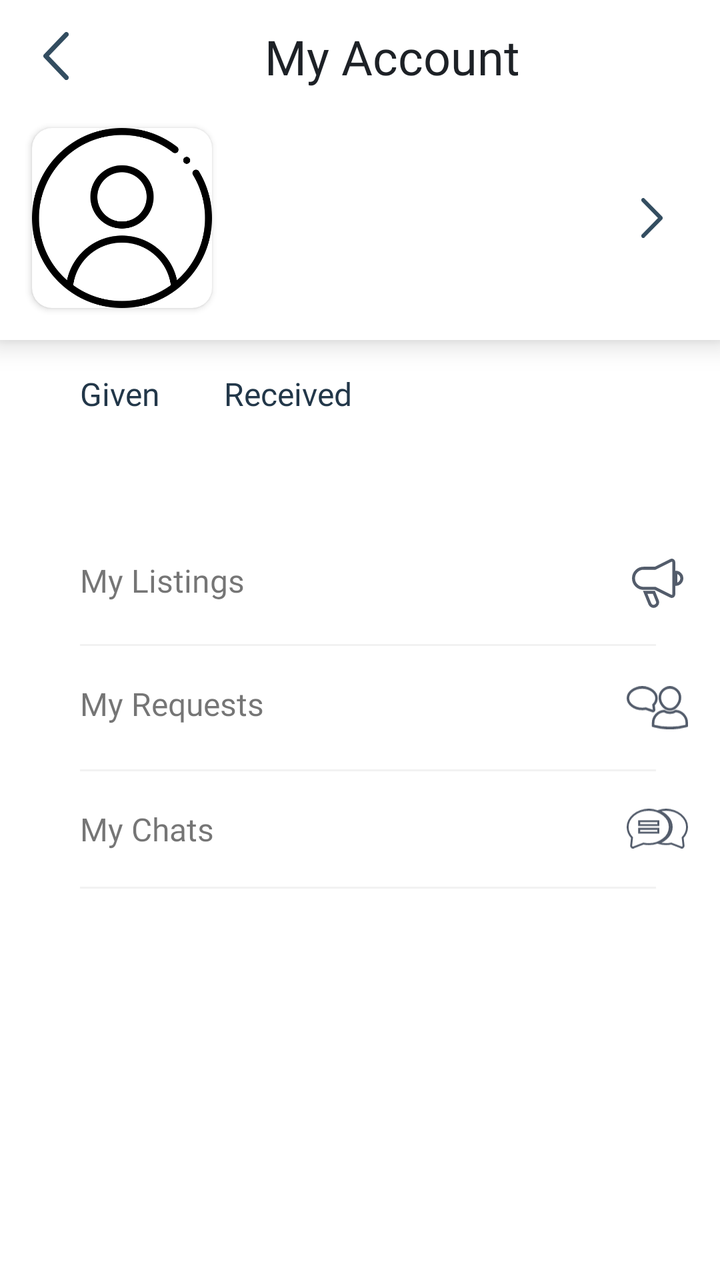
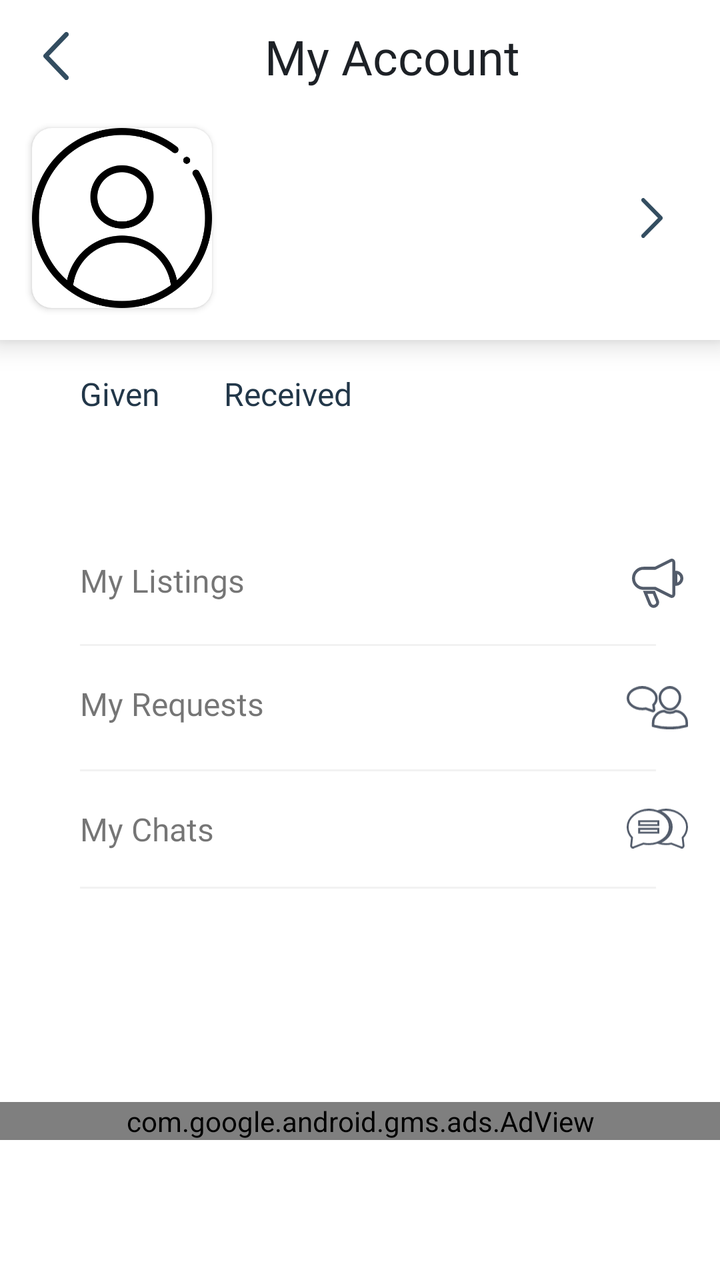

The first picture is an Android layout as it rendered before a commit; the second is the same layout after the commit. The layout source and the unified diff follow.
<!-- AndroidManifest.xml: application theme Theme.AbraaKaDabraa.App -->
<!-- res/layout/fragment_accounts.xml -->
<?xml version="1.0" encoding="utf-8"?>
<androidx.constraintlayout.widget.ConstraintLayout xmlns:android="http://schemas.android.com/apk/res/android"
    xmlns:app="http://schemas.android.com/apk/res-auto"
    xmlns:tools="http://schemas.android.com/tools"
    android:layout_width="match_parent"
    android:layout_height="match_parent"
    android:background="@color/white"
    tools:context=".activities.newflow.ui.accounts.AccountsFragment">


    <TextView
        android:id="@+id/textView83"
        android:layout_width="wrap_content"
        android:layout_height="wrap_content"
        android:layout_marginStart="40dp"
        android:layout_marginTop="16dp"
        android:fontFamily="@font/montserrat_bold"
        android:text="Given"
        android:textColor="#223749"
        android:textSize="16sp"
        app:layout_constraintEnd_toStartOf="@+id/textView84"
        app:layout_constraintStart_toStartOf="parent"
        app:layout_constraintTop_toBottomOf="@+id/constraintLayout4" />

    <TextView
        android:id="@+id/textView84"
        android:layout_width="0dp"
        android:layout_height="wrap_content"
        android:layout_marginStart="32dp"
        android:layout_marginEnd="24dp"
        android:fontFamily="@font/montserrat_bold"
        android:text="Received"
        android:textColor="#223749"
        android:textSize="16sp"
        app:layout_constraintEnd_toEndOf="parent"
        app:layout_constraintStart_toEndOf="@+id/textView83"
        app:layout_constraintTop_toTopOf="@+id/textView83" />

    <TextView
        android:id="@+id/giversCount"
        android:layout_width="wrap_content"
        android:layout_height="wrap_content"
        android:layout_marginTop="8dp"
        android:fontFamily="@font/montserrat_medium"
        android:text=""
        android:textSize="16sp"
        android:textColor="#223749"
        app:layout_constraintStart_toStartOf="@+id/textView83"
        app:layout_constraintTop_toBottomOf="@+id/textView83" />

    <TextView
        android:id="@+id/receiverCount"
        android:layout_width="0dp"
        android:layout_height="wrap_content"
        android:layout_marginStart="24dp"
        android:fontFamily="@font/montserrat_medium"
        android:text=""
        android:textSize="16sp"
        android:textColor="#223749"
        app:layout_constraintBottom_toBottomOf="@+id/giversCount"
        app:layout_constraintEnd_toEndOf="@+id/textView84"
        app:layout_constraintStart_toEndOf="@+id/giversCount"
        app:layout_constraintTop_toTopOf="@+id/giversCount" />

    <androidx.constraintlayout.widget.ConstraintLayout
        android:id="@+id/constraintLayout4"
        android:layout_width="match_parent"
        android:layout_height="wrap_content"
        android:background="@color/white"
        android:elevation="8dp"
        app:layout_constraintEnd_toEndOf="parent"
        app:layout_constraintStart_toStartOf="parent"
        app:layout_constraintTop_toTopOf="parent">

        <androidx.recyclerview.widget.RecyclerView
            android:id="@+id/imageView28"
            android:layout_width="0dp"
            android:layout_height="32dp"
            android:layout_marginEnd="8dp"
            app:layout_constraintBottom_toBottomOf="@+id/myRatingTxt2"
            app:layout_constraintEnd_toEndOf="parent"
            app:layout_constraintStart_toEndOf="@+id/cardView6"
            app:layout_constraintTop_toTopOf="@+id/myRatingTxt2"
            app:srcCompat="@drawable/dummy_stars" />

        <TextView
            android:id="@+id/myRatingTxt2"
            android:layout_width="wrap_content"
            android:layout_height="19dp"
            android:fontFamily="@font/montserrat_medium"
            android:text="4.5"
            android:textColor="@color/sub_text_color"
            android:textSize="@dimen/sp_16"
            android:visibility="gone"
            app:layout_constraintBottom_toBottomOf="parent"
            app:layout_constraintEnd_toEndOf="parent"
            app:layout_constraintHorizontal_bias="0.0"
            app:layout_constraintStart_toStartOf="@+id/userName"
            app:layout_constraintTop_toBottomOf="@+id/userName" />

        <ImageView
            android:id="@+id/ivBack"
            android:layout_width="24dp"
            android:layout_height="24dp"
            android:layout_marginStart="16dp"
            android:layout_marginTop="16dp"
            app:layout_constraintStart_toStartOf="parent"
            app:layout_constraintTop_toTopOf="parent"
            app:srcCompat="@drawable/ic_back_arrow" />
        <TextView
            android:id="@+id/textView82"
            android:layout_width="0dp"
            android:layout_height="wrap_content"
            android:layout_marginStart="16dp"
            android:layout_marginEnd="24dp"
            android:fontFamily="@font/montserrat_bold"
            android:gravity="center"
            android:text="My Account"
            android:textColor="#1D2126"
            android:textSize="24sp"
            app:layout_constraintBottom_toBottomOf="@+id/ivBack"
            app:layout_constraintEnd_toEndOf="parent"
            app:layout_constraintStart_toEndOf="@+id/ivBack"
            app:layout_constraintTop_toTopOf="@+id/ivBack" />
        <androidx.cardview.widget.CardView
            android:id="@+id/cardView6"
            android:layout_width="90dp"
            android:layout_height="90dp"
            android:layout_marginStart="16dp"
            android:layout_marginTop="24dp"
            android:layout_marginBottom="16dp"
            app:cardCornerRadius="10dp"
            app:layout_constraintBottom_toBottomOf="parent"
            app:layout_constraintStart_toStartOf="parent"
            app:layout_constraintTop_toBottomOf="@+id/ivBack">

            <ImageView
                android:id="@+id/profilePic"
                android:layout_width="match_parent"
                android:layout_height="match_parent"
                android:src="@drawable/user" />
        </androidx.cardview.widget.CardView>

        <TextView
            android:id="@+id/userName"
            android:layout_width="0dp"
            android:layout_height="wrap_content"
            android:layout_marginStart="8dp"
            android:fontFamily="@font/montserrat_bold"
            android:text=""
            android:textColor="#1D2126"
            android:textSize="20sp"
            android:maxLength="25"
            app:layout_constraintBottom_toBottomOf="@+id/cardView6"
            app:layout_constraintEnd_toStartOf="@+id/profileActivity"
            app:layout_constraintStart_toEndOf="@+id/cardView6"
            app:layout_constraintTop_toTopOf="@+id/cardView6" />

        <TextView
            android:id="@+id/textView47"
            android:layout_width="0dp"
            android:layout_height="wrap_content"
            android:layout_marginTop="8dp"
            android:fontFamily="@font/montserrat_medium"
            android:text="Edit Profile"
            android:textColor="#1D2126"
            android:visibility="gone"
            android:textSize="16sp"
            app:layout_constraintBottom_toBottomOf="@+id/cardView6"
            app:layout_constraintStart_toStartOf="@+id/userName"
            app:layout_constraintTop_toBottomOf="@+id/userName" />


        <ImageView
            android:id="@+id/profileActivity"
            android:layout_width="20dp"
            android:layout_height="20dp"
            android:layout_marginEnd="24dp"
            android:rotation="180"
            android:src="@drawable/ic_back_arrow"
            app:layout_constraintBottom_toBottomOf="@+id/userName"
            app:layout_constraintEnd_toEndOf="parent"
            app:layout_constraintTop_toTopOf="@+id/userName" />

    </androidx.constraintlayout.widget.ConstraintLayout>


    <androidx.constraintlayout.widget.ConstraintLayout
        android:layout_width="match_parent"
        android:layout_height="0dp"
        android:layout_marginTop="32dp"
        app:layout_constraintBottom_toBottomOf="parent"
        app:layout_constraintEnd_toEndOf="parent"
        app:layout_constraintStart_toStartOf="parent"
        app:layout_constraintTop_toBottomOf="@+id/giversCount">

        <TextView
            android:id="@+id/textView87"
            android:layout_width="0dp"
            android:layout_height="1dp"
            android:layout_marginTop="8dp"
            android:layout_marginEnd="32dp"
            android:background="#F2F2F2"
            android:visibility="gone"
            app:layout_constraintEnd_toEndOf="parent"
            app:layout_constraintStart_toStartOf="@+id/my_achievement_layout"
            app:layout_constraintTop_toBottomOf="@+id/pay_as_you_go" />

        <LinearLayout
            android:id="@+id/pay_as_you_go"
            android:layout_width="0dp"
            android:layout_height="wrap_content"
            android:layout_marginTop="8dp"
            android:layout_marginEnd="16dp"
            android:orientation="horizontal"
            android:paddingTop="10dp"
            android:paddingBottom="10dp"
            android:visibility="gone"
            app:layout_constraintEnd_toEndOf="parent"
            app:layout_constraintStart_toStartOf="@+id/textView5"
            app:layout_constraintTop_toBottomOf="@+id/textView5">

            <TextView
                android:layout_width="0dp"
                android:layout_height="wrap_content"
                android:layout_weight="9"
                android:fontFamily="@font/montserrat_medium"
                android:text="Pay As You Wish"
                android:textSize="16sp" />

            <ImageView
                android:layout_width="0dp"
                android:layout_height="wrap_content"
                android:layout_gravity="center"
                android:layout_weight="1"
                android:src="@drawable/ic_payasyougo_icon" />
        </LinearLayout>

        <LinearLayout
            android:id="@+id/my_listing_layout"
            android:layout_width="0dp"
            android:layout_height="wrap_content"
            android:layout_marginStart="40dp"
            android:layout_marginEnd="16dp"
            android:orientation="horizontal"
            android:paddingTop="10dp"
            android:paddingBottom="10dp"
            app:layout_constraintEnd_toEndOf="parent"
            app:layout_constraintStart_toStartOf="parent"
            app:layout_constraintTop_toTopOf="parent">

            <TextView
                android:layout_width="0dp"
                android:layout_height="wrap_content"
                android:layout_weight="9"
                android:fontFamily="@font/montserrat_medium"
                android:text="My Listings"
                android:textSize="16sp"
                 />

            <ImageView
                android:layout_width="0dp"
                android:layout_height="wrap_content"
                android:layout_gravity="center"
                android:layout_weight="1"
                android:src="@drawable/ic_listings_icon" />
        </LinearLayout>

        <TextView
            android:id="@+id/textView2"
            android:layout_width="0dp"
            android:layout_height="1dp"
            android:layout_marginTop="8dp"
            android:layout_marginEnd="32dp"
            android:background="#F2F2F2"
            app:layout_constraintEnd_toEndOf="parent"
            app:layout_constraintStart_toStartOf="@+id/my_listing_layout"
            app:layout_constraintTop_toBottomOf="@+id/my_listing_layout" />

        <LinearLayout
            android:id="@+id/my_request_layout"
            android:layout_width="0dp"
            android:layout_height="wrap_content"
            android:layout_marginTop="8dp"
            android:layout_marginEnd="16dp"
            android:orientation="horizontal"
            android:paddingTop="10dp"
            android:paddingBottom="10dp"
            app:layout_constraintEnd_toEndOf="parent"
            app:layout_constraintStart_toStartOf="@+id/textView2"
            app:layout_constraintTop_toBottomOf="@+id/textView2">

            <TextView
                android:layout_width="0dp"
                android:layout_height="wrap_content"
                android:layout_weight="9"
                android:fontFamily="@font/montserrat_medium"
                android:text="My Requests"
                android:textSize="16sp"
                />

            <ImageView
                android:layout_width="0dp"
                android:layout_height="wrap_content"
                android:layout_gravity="center"
                android:layout_weight="1"
                android:src="@drawable/ic_my_request_icon" />
        </LinearLayout>

        <TextView
            android:id="@+id/textView3"
            android:layout_width="0dp"
            android:layout_height="1dp"
            android:layout_marginTop="8dp"
            android:layout_marginEnd="32dp"
            android:background="#F2F2F2"
            app:layout_constraintEnd_toEndOf="parent"
            app:layout_constraintStart_toStartOf="@+id/my_request_layout"
            app:layout_constraintTop_toBottomOf="@+id/my_request_layout" />

        <LinearLayout
            android:id="@+id/my_chats_layout"
            android:layout_width="0dp"
            android:layout_height="wrap_content"
            android:layout_marginTop="8dp"
            android:layout_marginEnd="16dp"
            android:orientation="horizontal"
            android:paddingTop="10dp"
            android:paddingBottom="10dp"
            android:visibility="visible"
            app:layout_constraintEnd_toEndOf="parent"
            app:layout_constraintStart_toStartOf="@+id/textView3"
            app:layout_constraintTop_toBottomOf="@+id/textView3">

            <TextView
                android:layout_width="0dp"
                android:layout_height="wrap_content"
                android:layout_weight="9"
                android:fontFamily="@font/montserrat_medium"
                android:text="My Chats"
                android:textSize="16sp" />

            <ImageView
                android:layout_width="0dp"
                android:layout_height="wrap_content"
                android:layout_gravity="center"
                android:layout_weight="1"
                android:src="@drawable/ic_mychats_icon" />
        </LinearLayout>

        <TextView
            android:id="@+id/textView4"
            android:layout_width="0dp"
            android:layout_height="1dp"
            android:layout_marginTop="8dp"
            android:layout_marginEnd="32dp"
            android:background="#F2F2F2"
            android:visibility="visible"
            app:layout_constraintEnd_toEndOf="parent"
            app:layout_constraintStart_toStartOf="@+id/my_chats_layout"
            app:layout_constraintTop_toBottomOf="@+id/my_chats_layout" />

        <TextView
            android:id="@+id/textView5"
            android:layout_width="0dp"
            android:layout_height="1dp"
            android:layout_marginTop="8dp"
            android:layout_marginEnd="32dp"
            android:background="#F2F2F2"
            android:visibility="gone"
            app:layout_constraintEnd_toEndOf="parent"
            app:layout_constraintStart_toStartOf="@+id/my_achievement_layout"
            app:layout_constraintTop_toBottomOf="@+id/my_achievement_layout" />

        <LinearLayout
            android:id="@+id/my_achievement_layout"
            android:layout_width="0dp"
            android:layout_height="wrap_content"
            android:layout_marginTop="8dp"
            android:layout_marginEnd="16dp"
            android:orientation="horizontal"
            android:paddingTop="10dp"
            android:paddingBottom="10dp"
            android:visibility="gone"
            app:layout_constraintEnd_toEndOf="parent"
            app:layout_constraintStart_toStartOf="@+id/textView4"
            app:layout_constraintTop_toBottomOf="@+id/textView4">

            <TextView
                android:layout_width="0dp"
                android:layout_height="wrap_content"
                android:layout_weight="9"
                android:fontFamily="@font/montserrat_medium"
                android:text="My Achievements"
                android:textSize="16sp" />

            <ImageView
                android:layout_width="0dp"
                android:layout_height="wrap_content"
                android:layout_gravity="center"
                android:layout_weight="1"
                android:src="@drawable/ic_my_achievements_icon" />
        </LinearLayout>

    </androidx.constraintlayout.widget.ConstraintLayout>

</androidx.constraintlayout.widget.ConstraintLayout>
<!-- resources referenced by this layout -->
<resources>
  <color name="sub_text_color">#1D2126</color>
  <color name="white">#FFFFFFFF</color>
  <dimen name="sp_16">16sp</dimen>
  <!-- drawable ic_back_arrow (drawable) -->
  <vector android:height="44.5704dp" android:viewportHeight="18.571"
      android:viewportWidth="10" android:width="24dp" xmlns:android="http://schemas.android.com/apk/res/android">
      <path android:fillColor="#334d60" android:pathData="M0.265,9.949 L8.433,18.3a0.906,0.906 0,0 0,1.3 0,0.951 0.951,0 0,0 0,-1.325L2.212,9.286 9.73,1.6a0.952,0.952 0,0 0,0 -1.326,0.906 0.906,0 0,0 -1.3,0L0.265,8.623A0.962,0.962 0,0 0,0.265 9.949Z"/>
  </vector>
  <!-- drawable ic_listings_icon (drawable) -->
  <vector xmlns:android="http://schemas.android.com/apk/res/android"
      android:width="25.5dp"
      android:height="24.529dp"
      android:viewportWidth="25.5"
      android:viewportHeight="24.529">
    <path
        android:pathData="M20.275,0.915a1,1 0,0 0,-0.972 -0.044L11.514,4.766L5.75,4.766A5,5 0,1 0,5.75 14.766h5.764l7.789,3.9A1,1 0,0 0,20.75 17.766L20.75,1.766A1,1 0,0 0,20.275 0.915Z"
        android:strokeWidth="1.5"
        android:fillColor="#00000000"
        android:strokeColor="#535c6b"/>
    <path
        android:pathData="M21.75,6.766L21.75,12.766A3,3 0,0 0,24.75 9.766,3 3,0 0,0 21.75,6.766Z"
        android:strokeWidth="1.5"
        android:fillColor="#00000000"
        android:strokeColor="#535c6b"/>
    <path
        android:pathData="M10.892,16.766L6.563,16.766L8.897,22.51A2,2 0,0 0,12.605 21.018Z"
        android:strokeWidth="1.5"
        android:fillColor="#00000000"
        android:strokeColor="#535c6b"/>
  </vector>
  <!-- drawable ic_my_achievements_icon (drawable) -->
  <vector xmlns:android="http://schemas.android.com/apk/res/android"
      android:width="23.5dp"
      android:height="25.5dp"
      android:viewportWidth="23.5"
      android:viewportHeight="25.5">
    <path
        android:pathData="M12.75,19.75L10.75,19.75L10.75,16.67A7,7 0,0 1,4.83 10.75L4.75,10.75A4,4 0,0 1,0.75 6.75L0.75,1.75A1,1 0,0 1,1.75 0.75L21.75,0.75a1,1 0,0 1,1 1L22.75,6.75a4,4 0,0 1,-4 4h-0.08A7,7 0,0 1,12.75 16.67L12.75,19.75ZM18.75,2.75L18.75,8.75a2,2 0,0 0,2 -2L20.75,2.75ZM2.75,2.75L2.75,6.75A2,2 0,0 0,4.75 8.75L4.75,2.75Z"
        android:strokeWidth="1.5"
        android:fillColor="#00000000"
        android:strokeColor="#535c6b"/>
    <path
        android:pathData="M13.75,20.75L9.75,20.75C4.75,20.75 4.75,24.75 4.75,24.75L18.75,24.75S18.75,20.75 13.75,20.75Z"
        android:strokeWidth="1.5"
        android:fillColor="#00000000"
        android:strokeColor="#535c6b"/>
  </vector>
  <style name="Theme.AbraaKaDabraa.App" parent="Theme.MaterialComponents.Light.DarkActionBar">
          <item name="colorPrimary">@color/theme_color</item>
          <item name="colorPrimaryVariant">@color/theme_color</item>
          <item name="colorOnPrimary">@color/theme_color</item>
      </style>
  <color name="theme_color">#416D49</color>
  <!-- unchanged entries left out for length: 5 -->
</resources>

<!-- the commit's change to res/layout/fragment_accounts.xml (unified diff, before → after) -->
@@ -404,4 +404,15 @@
 
     </androidx.constraintlayout.widget.ConstraintLayout>
 
+    <com.google.android.gms.ads.AdView
+        android:id="@+id/adView"
+        android:layout_width="0dp"
+        android:layout_height="wrap_content"
+        android:layout_marginBottom="70dp"
+        app:adSize="BANNER"
+        app:adUnitId="ca-app-pub-6795450348346297/6561753899"
+        app:layout_constraintBottom_toBottomOf="parent"
+        app:layout_constraintEnd_toEndOf="parent"
+        app:layout_constraintStart_toStartOf="parent" />
+
 </androidx.constraintlayout.widget.ConstraintLayout>
